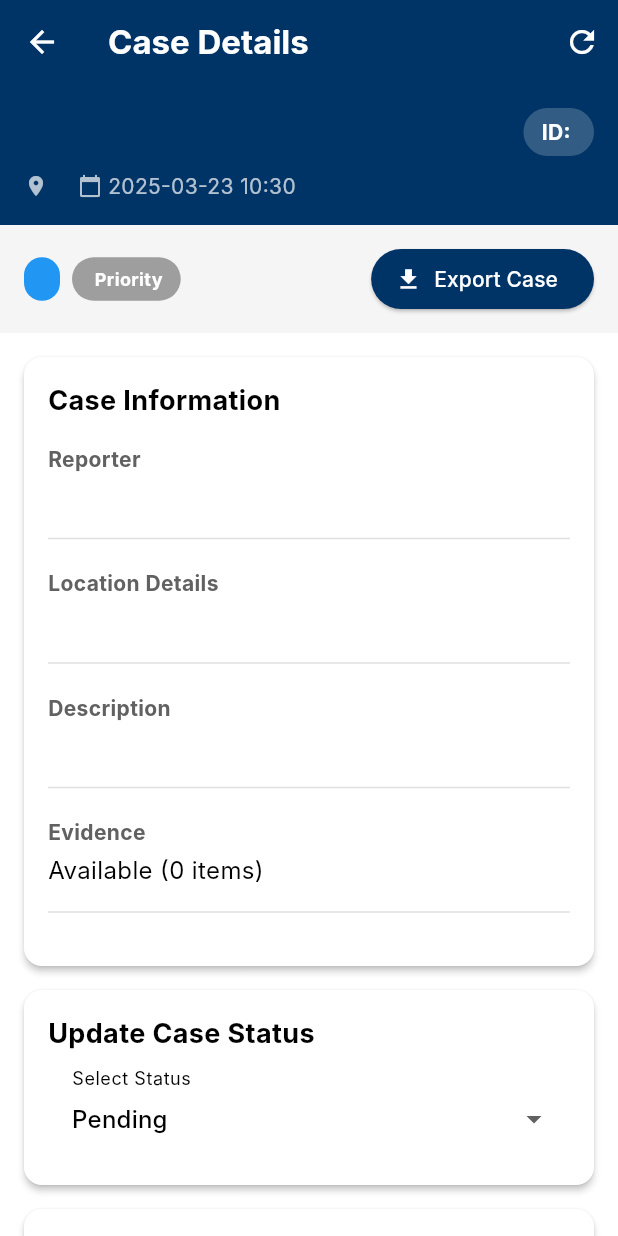
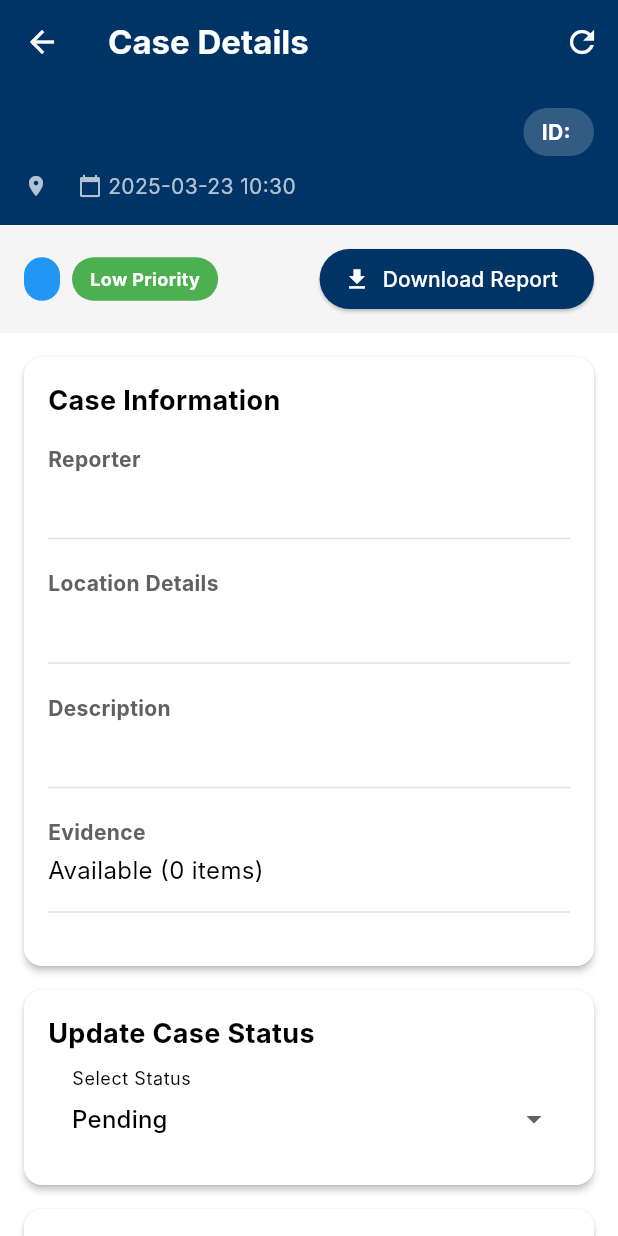
Before and after one commit to Makobi5/public-safety-app, a Flutter app: the CaseDetailScreen screen opened directly with empty values, on a phone screen of 412 x 824 dp. Run offline on Flutter 3.47's test engine with Material 3 defaults, Android fonts, the phone set to English and light mode, and no system bars; our stand-ins replace file_picker, pdf, supabase_flutter; accounts and stored records are empty; Roboto replaces fonts that are missing (Inter).

Commit message:
enhanced the admin dashboard with additional advanced UI experience

```diff
--- a/lib/screens/case_detail_screen.dart
+++ b/lib/screens/case_detail_screen.dart
@@ -399,6 +399,7 @@ Widget _buildInfoRow(String label, String value) {
     pageFormat: PdfPageFormat.a4,
     margin: const pw.EdgeInsets.all(32),
     header: (pw.Context context) {
+      // Your existing header code
         return pw.Container(
     alignment: pw.Alignment.centerRight,
     margin: const pw.EdgeInsets.only(bottom: 20),
@@ -435,8 +436,10 @@ Widget _buildInfoRow(String label, String value) {
       ],
     ),
   );
+      // Your existing footer code
     },
     build: (pw.Context context) => [
+      // Case Summary Section
       pw.Container(
         padding: const pw.EdgeInsets.all(16),
         decoration: pw.BoxDecoration(
@@ -480,61 +483,12 @@ Widget _buildInfoRow(String label, String value) {
                 ),
               ],
             ),
-                pw.SizedBox(height: 5),
-                pw.Row(
-                  mainAxisAlignment: pw.MainAxisAlignment.spaceBetween,
-                  children: [
-                    pw.Expanded(
-                      flex: 1,
-                      child: pw.Text('Status:',
-                          style: pw.TextStyle(fontWeight: pw.FontWeight.bold)),
-                    ),
-                    pw.Expanded(
-                      flex: 2,
-                      child: pw.Text(_incidentData?.containsKey('status') == true ?
-                          (_incidentData!['status'] ?? 'Pending') : 'Pending'),
-                    ),
-                  ],
-                ),
-                pw.SizedBox(height: 5),
-                pw.Row(
-                  mainAxisAlignment: pw.MainAxisAlignment.spaceBetween,
-                  children: [
-                    pw.Expanded(
-                      flex: 1,
-                      child: pw.Text('Priority:',
-                          style: pw.TextStyle(fontWeight: pw.FontWeight.bold)),
-                    ),
-                    pw.Expanded(
-                      flex: 2,
-                      child: pw.Text(_incidentData?.containsKey('priority') == true ?
-                          (_incidentData!['priority'] ?? 'Medium') : 'Medium'),
-                    ),
-                  ],
-                ),
-                pw.SizedBox(height: 5),
-                pw.Row(
-                  mainAxisAlignment: pw.MainAxisAlignment.spaceBetween,
-                  children: [
-                    pw.Expanded(
-                      flex: 1,
-                      child: pw.Text('Date Reported:',
-                          style: pw.TextStyle(fontWeight: pw.FontWeight.bold)),
-                    ),
-                    pw.Expanded(
-                      flex: 2,
-                      child: pw.Text(_incidentData != null && _incidentData!.containsKey('created_at')
-                          ? DateTime.parse(_incidentData!['created_at'])
-                              .toString()
-                              .substring(0, 16)
-                          : 'N/A'),
-                    ),
-                  ],
-                ),
+            // Add more rows for other case details
           ],
         ),
       ),
       pw.SizedBox(height: 20),
+      // Description Section
       pw.Container(
         padding: const pw.EdgeInsets.all(16),
         decoration: pw.BoxDecoration(
@@ -558,11 +512,17 @@ Widget _buildInfoRow(String label, String value) {
   ),
 );
 
-    // Save the PDF document
+    // Save the PDF document - platform-agnostic approach
+    try {
+      // Generate the PDF bytes
+      final bytes = await pdf.save();
+
+      // Try to save to file if path_provider is available
+      try {
         final tempDir = await getTemporaryDirectory();
         final file = File(
             '${tempDir.path}/case_report_${widget.incidentId.substring(0, widget.incidentId.length > 8 ? 8 : widget.incidentId.length)}.pdf');
-    await file.writeAsBytes(await pdf.save());
+        await file.writeAsBytes(bytes);
 
         // Show success message with the file path
         setState(() {
@@ -574,15 +534,21 @@ Widget _buildInfoRow(String label, String value) {
           SnackBar(
             content: Text('PDF saved to: ${file.path}'),
             duration: const Duration(seconds: 5),
-        action: SnackBarAction(
-          label: 'Open',
-          onPressed: () async {
-            // If you want to add functionality to open the file,
-            // you would need to add url_launcher package and implement it here
-          },
-        ),
           ),
         );
+      } catch (fileError) {
+        // If file saving fails, still consider it a success since we generated the PDF
+        setState(() {
+          _successMessage = 'PDF generated but could not be saved to a file.';
+        });
+        print('Error saving to file: $fileError');
+      }
+    } catch (e) {
+      setState(() {
+        _errorMessage = 'Error saving PDF: $e';
+      });
+      print('Error saving PDF: $e');
+    }
   } catch (e) {
     setState(() {
       _errorMessage = 'Error generating case report: $e';
@@ -590,14 +556,64 @@ Widget _buildInfoRow(String label, String value) {
     print('Error generating case report: $e');
   }
 }
+// Add this function to your _CaseDetailScreenState class to determine priority based on incident type
+String _determineIncidentPriority(String? incidentType) {
+  if (incidentType == null) return 'Medium';
 
-  String _getPriorityText(String? priority) {
-    if (priority == null) return 'Medium';
-    return priority;
+  // Critical incidents (High priority)
+  final highPriorityIncidents = [
+    'Fire outbreak',
+    'Accident',
+    'Murder',
+    'Kidnap',
+    'Rape',
+    'Defilement',
+    'Robbery',
+  ];
+
+  // Medium priority incidents
+  final mediumPriorityIncidents = [
+    'Theft',
+    'Sexual Assault',
+    'Domestic Violence',
+    'Drug Abuse',
+    'Fraud and financial crimes',
+    'Cyber Crime',
+  ];
+
+  if (highPriorityIncidents.contains(incidentType)) {
+    return 'High';
+  } else if (mediumPriorityIncidents.contains(incidentType)) {
+    return 'Medium';
+  } else {
+    return 'Low';
+  }
 }
 
-  Color _getPriorityColor(String? priority) {
-    switch (priority?.toLowerCase() ?? 'medium') {
+// Modify the _getPriorityText function to check incident type when determining priority
+String _getPriorityText(String? priority, String? incidentType) {
+  // First check if priority is explicitly set in the database
+  if (priority != null && priority.isNotEmpty) return priority;
+
+  // If not set explicitly, determine priority based on incident type
+  if (incidentType != null) {
+    return _determineIncidentPriority(incidentType);
+  }
+
+  // Default priority if nothing else is available
+  return 'Medium';
+}
+
+// Similarly update the _getPriorityColor function
+Color _getPriorityColor(String? priority, String? incidentType) {
+  // First determine the actual priority to use
+  String actualPriority = priority ?? '';
+  if (actualPriority.isEmpty && incidentType != null) {
+    actualPriority = _determineIncidentPriority(incidentType);
+  }
+
+  // Then return the appropriate color
+  switch (actualPriority.toLowerCase()) {
     case 'high':
       return Colors.red;
     case 'medium':
@@ -608,7 +624,6 @@ Widget _buildInfoRow(String label, String value) {
       return Colors.grey;
   }
 }
-
 @override
 Widget build(BuildContext context) {
   return Scaffold(
@@ -742,12 +757,11 @@ Widget build(BuildContext context) {
                                   padding: const EdgeInsets.symmetric(
                                       horizontal: 12, vertical: 6),
                                   decoration: BoxDecoration(
-                                    color: _getPriorityColor(
-                                        _incidentData!['priority']),
+                                    color: _getPriorityColor(_incidentData!['priority'], _incidentData!['incident_type']),
                                     borderRadius: BorderRadius.circular(20),
                                   ),
                                   child: Text(
-                                    '${_getPriorityText(_incidentData!['priority'])} Priority',
+                                    '${_getPriorityText(_incidentData!['priority'], _incidentData!['incident_type'])} Priority',
                                     style: const TextStyle(
                                       color: Colors.white,
                                       fontWeight: FontWeight.bold,
@@ -767,7 +781,7 @@ Widget build(BuildContext context) {
                               ),
                             ),
                             icon: const Icon(Icons.download),
-                            label: const Text('Export Case'),
+                            label: const Text('Download Report'),
                           ),
                         ],
                       ),
--- a/pubspec.yaml
+++ b/pubspec.yaml
@@ -38,7 +38,7 @@ dependencies:
   intl: ^0.20.2  # Replace ^latest_version with actual version
   pdf: ^3.11.3   # Replace ^latest_version with actual version
   printing: ^5.14.2  # Replace ^latest_version with actual version
-  path_provider: ^2.1.5  # Replace ^latest_version with actual version
+  path_provider: ^2.0.0 # Replace ^latest_version with actual version
   cupertino_icons: ^1.0.8
   share_plus: ^10.1.4
   # The following adds the Cupertino Icons font to your application.
```
Lines whose indentation alone changed are shown as unchanged.
